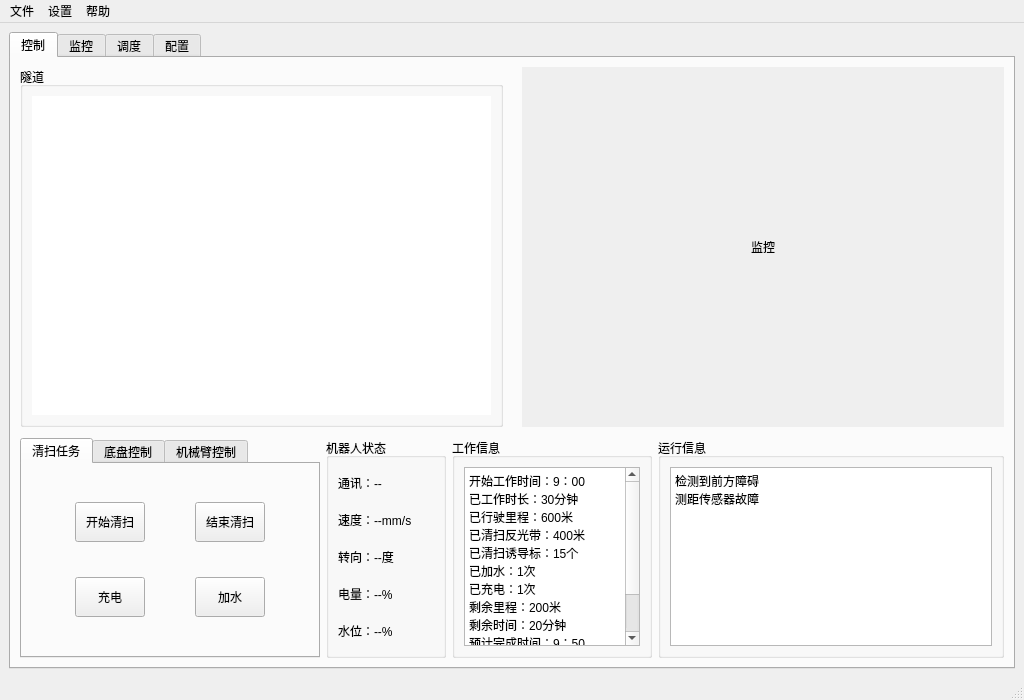
First picture: the form in python_test/python_test/ui_main.ui, repository myzonexu/git_test, before the edit.
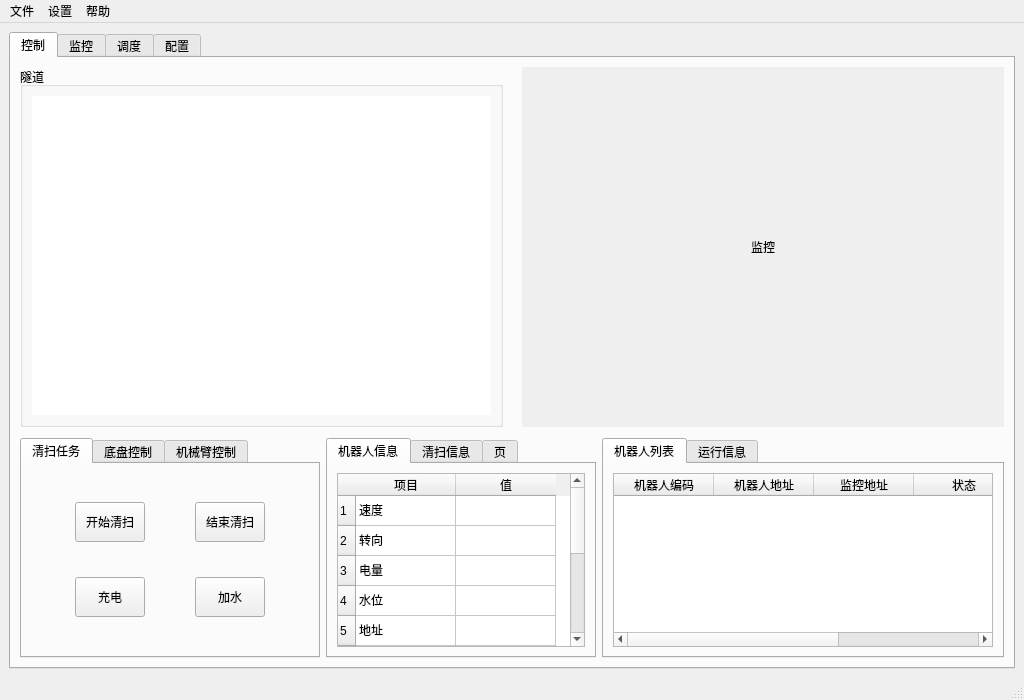
Second picture: the form after the edit. The open tabs and pages were chosen to show the change.

Commit message: 信息显示改为表格形式

Patch:
```diff
--- a/python_test/python_test/ui_main.ui
+++ b/python_test/python_test/ui_main.ui
@@ -998,174 +998,426 @@
            </widget>
           </item>
           <item>
-           <widget class="QGroupBox" name="groupBox_12">
+           <widget class="QTabWidget" name="tabWidget_robot_info">
             <property name="minimumSize">
              <size>
-              <width>120</width>
-              <height>200</height>
-             </size>
-            </property>
-            <property name="maximumSize">
-             <size>
-              <width>120</width>
-              <height>220</height>
-             </size>
-            </property>
-            <property name="title">
-             <string>机器人状态</string>
-            </property>
-            <layout class="QHBoxLayout" name="horizontalLayout_8">
-             <item>
-              <layout class="QHBoxLayout" name="horizontalLayout_7">
-               <item>
-                <layout class="QVBoxLayout" name="verticalLayout_8">
-                 <item>
-                  <widget class="QLabel" name="label_heartbeat">
-                   <property name="text">
-                    <string>通讯：--</string>
-                   </property>
-                  </widget>
-                 </item>
-                 <item>
-                  <widget class="QLabel" name="label_robo_speed">
-                   <property name="text">
-                    <string>速度：--mm/s</string>
-                   </property>
-                  </widget>
-                 </item>
-                 <item>
-                  <widget class="QLabel" name="label_steer_angle">
-                   <property name="text">
-                    <string>转向：--度</string>
-                   </property>
-                  </widget>
-                 </item>
-                 <item>
-                  <widget class="QLabel" name="label_bat_soc">
-                   <property name="text">
-                    <string>电量：--%</string>
-                   </property>
-                  </widget>
-                 </item>
-                 <item>
-                  <widget class="QLabel" name="label_water_level">
-                   <property name="text">
-                    <string>水位：--%</string>
-                   </property>
-                  </widget>
-                 </item>
-                </layout>
-               </item>
-              </layout>
-             </item>
-            </layout>
-           </widget>
-          </item>
-          <item>
-           <widget class="QGroupBox" name="groupBox_3">
-            <property name="sizePolicy">
-             <sizepolicy hsizetype="Fixed" vsizetype="Fixed">
-              <horstretch>0</horstretch>
-              <verstretch>0</verstretch>
-             </sizepolicy>
-            </property>
-            <property name="minimumSize">
-             <size>
               <width>200</width>
-              <height>200</height>
+              <height>0</height>
              </size>
             </property>
             <property name="maximumSize">
              <size>
-              <width>200</width>
+              <width>270</width>
               <height>220</height>
              </size>
             </property>
-            <property name="title">
-             <string>工作信息</string>
+            <property name="currentIndex">
+             <number>2</number>
             </property>
-            <layout class="QHBoxLayout" name="horizontalLayout_5">
-             <item>
-              <widget class="QTextBrowser" name="textBrowser">
-               <property name="html">
-                <string>&lt;!DOCTYPE HTML PUBLIC &quot;-//W3C//DTD HTML 4.0//EN&quot; &quot;http://www.w3.org/TR/REC-html40/strict.dtd&quot;&gt;
-&lt;html&gt;&lt;head&gt;&lt;meta name=&quot;qrichtext&quot; content=&quot;1&quot; /&gt;&lt;style type=&quot;text/css&quot;&gt;
-p, li { white-space: pre-wrap; }
-&lt;/style&gt;&lt;/head&gt;&lt;body style=&quot; font-family:'SimSun'; font-size:9pt; font-weight:400; font-style:normal;&quot;&gt;
-&lt;p style=&quot; margin-top:0px; margin-bottom:0px; margin-left:0px; margin-right:0px; -qt-block-indent:0; text-indent:0px;&quot;&gt;开始工作时间：9：00&lt;/p&gt;
-&lt;p style=&quot; margin-top:0px; margin-bottom:0px; margin-left:0px; margin-right:0px; -qt-block-indent:0; text-indent:0px;&quot;&gt;已工作时长：30分钟&lt;/p&gt;
-&lt;p style=&quot; margin-top:0px; margin-bottom:0px; margin-left:0px; margin-right:0px; -qt-block-indent:0; text-indent:0px;&quot;&gt;已行驶里程：600米&lt;/p&gt;
-&lt;p style=&quot; margin-top:0px; margin-bottom:0px; margin-left:0px; margin-right:0px; -qt-block-indent:0; text-indent:0px;&quot;&gt;已清扫反光带：400米&lt;/p&gt;
-&lt;p style=&quot; margin-top:0px; margin-bottom:0px; margin-left:0px; margin-right:0px; -qt-block-indent:0; text-indent:0px;&quot;&gt;已清扫诱导标：15个&lt;/p&gt;
-&lt;p style=&quot; margin-top:0px; margin-bottom:0px; margin-left:0px; margin-right:0px; -qt-block-indent:0; text-indent:0px;&quot;&gt;已加水：1次&lt;/p&gt;
-&lt;p style=&quot; margin-top:0px; margin-bottom:0px; margin-left:0px; margin-right:0px; -qt-block-indent:0; text-indent:0px;&quot;&gt;已充电：1次&lt;/p&gt;
-&lt;p style=&quot; margin-top:0px; margin-bottom:0px; margin-left:0px; margin-right:0px; -qt-block-indent:0; text-indent:0px;&quot;&gt;剩余里程：200米&lt;/p&gt;
-&lt;p style=&quot; margin-top:0px; margin-bottom:0px; margin-left:0px; margin-right:0px; -qt-block-indent:0; text-indent:0px;&quot;&gt;剩余时间：20分钟&lt;/p&gt;
-&lt;p style=&quot; margin-top:0px; margin-bottom:0px; margin-left:0px; margin-right:0px; -qt-block-indent:0; text-indent:0px;&quot;&gt;预计完成时间：9：50&lt;/p&gt;
-&lt;p style=&quot;-qt-paragraph-type:empty; margin-top:0px; margin-bottom:0px; margin-left:0px; margin-right:0px; -qt-block-indent:0; text-indent:0px;&quot;&gt;&lt;br /&gt;&lt;/p&gt;
-&lt;p style=&quot; margin-top:0px; margin-bottom:0px; margin-left:0px; margin-right:0px; -qt-block-indent:0; text-indent:0px;&quot;&gt;正在清扫诱导标……&lt;/p&gt;
-&lt;p style=&quot;-qt-paragraph-type:empty; margin-top:0px; margin-bottom:0px; margin-left:0px; margin-right:0px; -qt-block-indent:0; text-indent:0px;&quot;&gt;&lt;br /&gt;&lt;/p&gt;&lt;/body&gt;&lt;/html&gt;</string>
-               </property>
-              </widget>
-             </item>
-            </layout>
+            <widget class="QWidget" name="tab">
+             <attribute name="title">
+              <string>机器人信息</string>
+             </attribute>
+             <layout class="QVBoxLayout" name="verticalLayout_3">
+              <item>
+               <widget class="QTableWidget" name="tableWidget_robot_info">
+                <property name="lineWidth">
+                 <number>1</number>
+                </property>
+                <row>
+                 <property name="text">
+                  <string>1</string>
+                 </property>
+                </row>
+                <row>
+                 <property name="text">
+                  <string>2</string>
+                 </property>
+                </row>
+                <row>
+                 <property name="text">
+                  <string>3</string>
+                 </property>
+                </row>
+                <row>
+                 <property name="text">
+                  <string>4</string>
+                 </property>
+                </row>
+                <row>
+                 <property name="text">
+                  <string>5</string>
+                 </property>
+                </row>
+                <row>
+                 <property name="text">
+                  <string>6</string>
+                 </property>
+                </row>
+                <row>
+                 <property name="text">
+                  <string>7</string>
+                 </property>
+                </row>
+                <row>
+                 <property name="text">
+                  <string>8</string>
+                 </property>
+                </row>
+                <row>
+                 <property name="text">
+                  <string>10</string>
+                 </property>
+                </row>
+                <row>
+                 <property name="text">
+                  <string>11</string>
+                 </property>
+                </row>
+                <row>
+                 <property name="text">
+                  <string>12</string>
+                 </property>
+                </row>
+                <column>
+                 <property name="text">
+                  <string>项目</string>
+                 </property>
+                </column>
+                <column>
+                 <property name="text">
+                  <string>值</string>
+                 </property>
+                </column>
+                <item row="0" column="0">
+                 <property name="text">
+                  <string>速度</string>
+                 </property>
+                </item>
+                <item row="1" column="0">
+                 <property name="text">
+                  <string>转向</string>
+                 </property>
+                </item>
+                <item row="2" column="0">
+                 <property name="text">
+                  <string>电量</string>
+                 </property>
+                </item>
+                <item row="3" column="0">
+                 <property name="text">
+                  <string>水位</string>
+                 </property>
+                </item>
+                <item row="4" column="0">
+                 <property name="text">
+                  <string>地址</string>
+                 </property>
+                </item>
+                <item row="5" column="0">
+                 <property name="text">
+                  <string>监控地址</string>
+                 </property>
+                </item>
+                <item row="6" column="0">
+                 <property name="text">
+                  <string>机器人编号</string>
+                 </property>
+                </item>
+                <item row="7" column="0">
+                 <property name="text">
+                  <string>程序版本</string>
+                 </property>
+                </item>
+                <item row="8" column="0">
+                 <property name="text">
+                  <string>总里程</string>
+                 </property>
+                </item>
+                <item row="9" column="0">
+                 <property name="text">
+                  <string>网络状态</string>
+                 </property>
+                </item>
+                <item row="10" column="0">
+                 <property name="text">
+                  <string>当前状态</string>
+                 </property>
+                </item>
+               </widget>
+              </item>
+             </layout>
+            </widget>
+            <widget class="QWidget" name="tab_2">
+             <attribute name="title">
+              <string>清扫信息</string>
+             </attribute>
+             <layout class="QVBoxLayout" name="verticalLayout_20">
+              <item>
+               <widget class="QTableWidget" name="tableWidget_task_info">
+                <property name="sizeAdjustPolicy">
+                 <enum>QAbstractScrollArea::AdjustIgnored</enum>
+                </property>
+                <property name="dragEnabled">
+                 <bool>true</bool>
+                </property>
+                <property name="dragDropMode">
+                 <enum>QAbstractItemView::NoDragDrop</enum>
+                </property>
+                <property name="defaultDropAction">
+                 <enum>Qt::MoveAction</enum>
+                </property>
+                <property name="sortingEnabled">
+                 <bool>false</bool>
+                </property>
+                <attribute name="horizontalHeaderCascadingSectionResizes">
+                 <bool>false</bool>
+                </attribute>
+                <attribute name="horizontalHeaderShowSortIndicator" stdset="0">
+                 <bool>false</bool>
+                </attribute>
+                <attribute name="horizontalHeaderStretchLastSection">
+                 <bool>false</bool>
+                </attribute>
+                <row>
+                 <property name="text">
+                  <string>1</string>
+                 </property>
+                </row>
+                <row>
+                 <property name="text">
+                  <string>2</string>
+                 </property>
+                </row>
+                <row>
+                 <property name="text">
+                  <string>3</string>
+                 </property>
+                </row>
+                <row>
+                 <property name="text">
+                  <string>4</string>
+                 </property>
+                </row>
+                <row>
+                 <property name="text">
+                  <string>5</string>
+                 </property>
+                </row>
+                <row>
+                 <property name="text">
+                  <string>6</string>
+                 </property>
+                </row>
+                <row>
+                 <property name="text">
+                  <string>7</string>
+                 </property>
+                </row>
+                <row>
+                 <property name="text">
+                  <string>8</string>
+                 </property>
+                </row>
+                <row>
+                 <property name="text">
+                  <string>10</string>
+                 </property>
+                </row>
+                <row>
+                 <property name="text">
+                  <string>11</string>
+                 </property>
+                </row>
+                <column>
+                 <property name="text">
+                  <string>项目</string>
+                 </property>
+                </column>
+                <column>
+                 <property name="text">
+                  <string>值</string>
+                 </property>
+                </column>
+                <item row="0" column="0">
+                 <property name="text">
+                  <string>开始时间</string>
+                 </property>
+                </item>
+                <item row="1" column="0">
+                 <property name="text">
+                  <string>当前位置</string>
+                 </property>
+                </item>
+                <item row="2" column="0">
+                 <property name="text">
+                  <string>清扫数量</string>
+                 </property>
+                </item>
+                <item row="3" column="0">
+                 <property name="text">
+                  <string>加水次数</string>
+                 </property>
+                </item>
+                <item row="4" column="0">
+                 <property name="text">
+                  <string>充电次数</string>
+                 </property>
+                </item>
+                <item row="5" column="0">
+                 <property name="text">
+                  <string>工作时长</string>
+                 </property>
+                </item>
+                <item row="6" column="0">
+                 <property name="text">
+                  <string>剩余里程</string>
+                 </property>
+                </item>
+                <item row="7" column="0">
+                 <property name="text">
+                  <string>剩余时间</string>
+                 </property>
+                </item>
+                <item row="8" column="0">
+                 <property name="text">
+                  <string>完成时间</string>
+                 </property>
+                </item>
+                <item row="9" column="0">
+                 <property name="text">
+                  <string>行驶距离</string>
+                 </property>
+                </item>
+               </widget>
+              </item>
+             </layout>
+            </widget>
+            <widget class="QWidget" name="tab_3">
+             <attribute name="title">
+              <string>页</string>
+             </attribute>
+             <layout class="QVBoxLayout" name="verticalLayout_21">
+              <item>
+               <layout class="QHBoxLayout" name="horizontalLayout_7">
+                <item>
+                 <layout class="QVBoxLayout" name="verticalLayout_8">
+                  <item>
+                   <widget class="QLabel" name="label_heartbeat">
+                    <property name="text">
+                     <string>通讯：--</string>
+                    </property>
+                   </widget>
+                  </item>
+                  <item>
+                   <widget class="QLabel" name="label_robo_speed">
+                    <property name="text">
+                     <string>速度：--mm/s</string>
+                    </property>
+                   </widget>
+                  </item>
+                  <item>
+                   <widget class="QLabel" name="label_steer_angle">
+                    <property name="text">
+                     <string>转向：--度</string>
+                    </property>
+                   </widget>
+                  </item>
+                  <item>
+                   <widget class="QLabel" name="label_bat_soc">
+                    <property name="text">
+                     <string>电量：--%</string>
+                    </property>
+                   </widget>
+                  </item>
+                  <item>
+                   <widget class="QLabel" name="label_water_level">
+                    <property name="text">
+                     <string>水位：--%</string>
+                    </property>
+                   </widget>
+                  </item>
+                 </layout>
+                </item>
+               </layout>
+              </item>
+             </layout>
+            </widget>
            </widget>
           </item>
           <item>
-           <widget class="QGroupBox" name="groupBox_4">
-            <property name="sizePolicy">
-             <sizepolicy hsizetype="Expanding" vsizetype="Fixed">
-              <horstretch>0</horstretch>
-              <verstretch>0</verstretch>
-             </sizepolicy>
-            </property>
-            <property name="minimumSize">
-             <size>
-              <width>250</width>
-              <height>200</height>
-             </size>
-            </property>
+           <widget class="QTabWidget" name="tabWidget_robot_list">
             <property name="maximumSize">
              <size>
               <width>16777215</width>
               <height>220</height>
              </size>
             </property>
-            <property name="title">
-             <string>运行信息</string>
+            <property name="currentIndex">
+             <number>1</number>
             </property>
-            <layout class="QVBoxLayout" name="verticalLayout_3">
-             <item>
-              <widget class="QTextEdit" name="textEdit">
-               <property name="sizePolicy">
-                <sizepolicy hsizetype="Expanding" vsizetype="Expanding">
-                 <horstretch>0</horstretch>
-                 <verstretch>0</verstretch>
-                </sizepolicy>
-               </property>
-               <property name="minimumSize">
-                <size>
-                 <width>0</width>
-                 <height>0</height>
-                </size>
-               </property>
-               <property name="maximumSize">
-                <size>
-                 <width>16777215</width>
-                 <height>16777215</height>
-                </size>
-               </property>
-               <property name="html">
-                <string>&lt;!DOCTYPE HTML PUBLIC &quot;-//W3C//DTD HTML 4.0//EN&quot; &quot;http://www.w3.org/TR/REC-html40/strict.dtd&quot;&gt;
-&lt;html&gt;&lt;head&gt;&lt;meta name=&quot;qrichtext&quot; content=&quot;1&quot; /&gt;&lt;style type=&quot;text/css&quot;&gt;
-p, li { white-space: pre-wrap; }
-&lt;/style&gt;&lt;/head&gt;&lt;body style=&quot; font-family:'SimSun'; font-size:9pt; font-weight:400; font-style:normal;&quot;&gt;
-&lt;p style=&quot; margin-top:0px; margin-bottom:0px; margin-left:0px; margin-right:0px; -qt-block-indent:0; text-indent:0px;&quot;&gt;检测到前方障碍&lt;/p&gt;
-&lt;p style=&quot; margin-top:0px; margin-bottom:0px; margin-left:0px; margin-right:0px; -qt-block-indent:0; text-indent:0px;&quot;&gt;测距传感器故障&lt;/p&gt;&lt;/body&gt;&lt;/html&gt;</string>
-               </property>
-              </widget>
-             </item>
-            </layout>
+            <widget class="QWidget" name="tab_robo_list">
+             <attribute name="title">
+              <string>机器人列表</string>
+             </attribute>
+             <layout class="QVBoxLayout" name="verticalLayout_19">
+              <item>
+               <widget class="QTableWidget" name="tableWidget_robot_list">
+                <column>
+                 <property name="text">
+                  <string>机器人编码</string>
+                 </property>
+                </column>
+                <column>
+                 <property name="text">
+                  <string>机器人地址</string>
+                 </property>
+                </column>
+                <column>
+                 <property name="text">
+                  <string>监控地址</string>
+                 </property>
+                </column>
+                <column>
+                 <property name="text">
+                  <string>状态</string>
+                 </property>
+                </column>
+                <column>
+                 <property name="text">
+                  <string>操作</string>
+                 </property>
+                </column>
+               </widget>
+              </item>
+             </layout>
+            </widget>
+            <widget class="QWidget" name="tab_robo_log">
+             <attribute name="title">
+              <string>运行信息</string>
+             </attribute>
+             <layout class="QVBoxLayout" name="verticalLayout_18">
+              <item>
+               <widget class="QTableWidget" name="tableWidget_log_info">
+                <column>
+                 <property name="text">
+                  <string>时间</string>
+                 </property>
+                </column>
+                <column>
+                 <property name="text">
+                  <string>类型</string>
+                 </property>
+                </column>
+                <column>
+                 <property name="text">
+                  <string>描述</string>
+                 </property>
+                </column>
+               </widget>
+              </item>
+             </layout>
+            </widget>
            </widget>
           </item>
          </layout>
```
Left out of the diff: 11 changed lines with no effect on the pictures. The commit also changes 10 other files.
